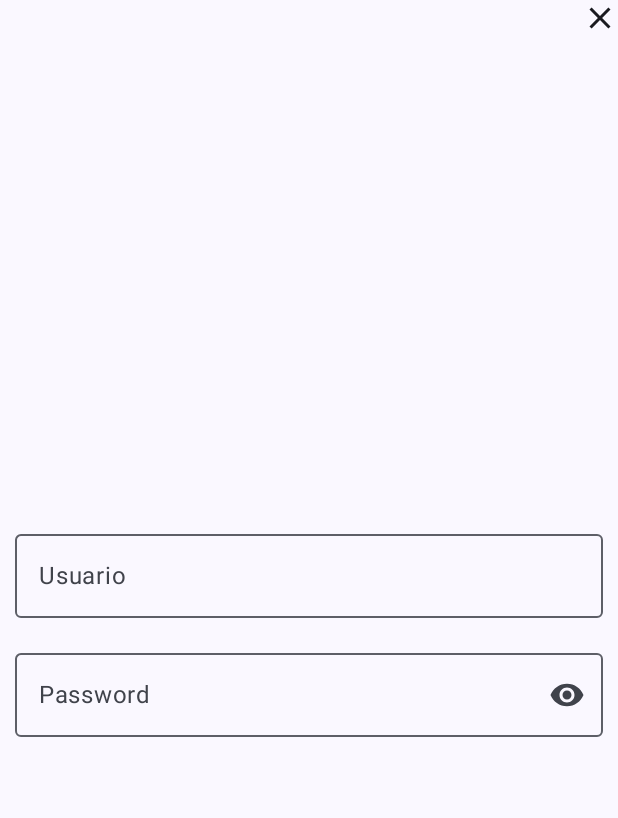
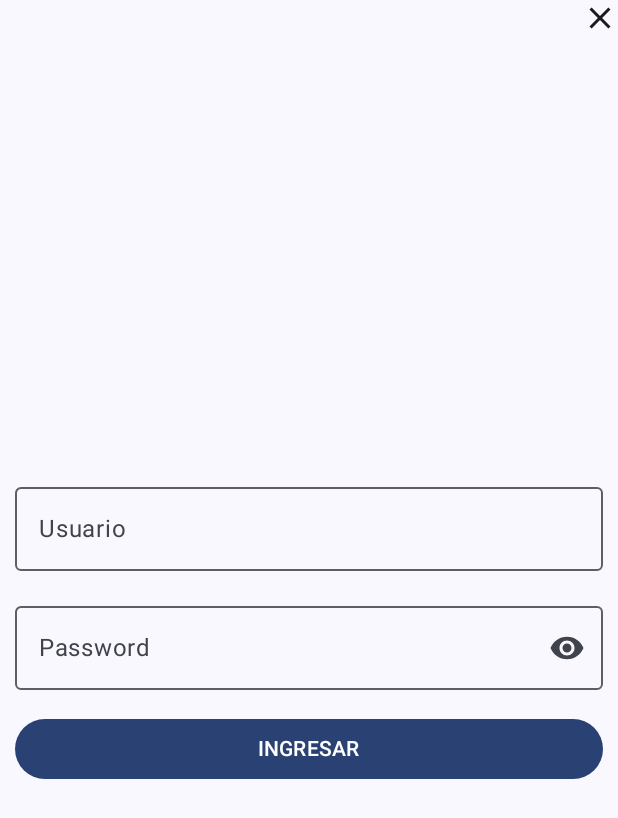
Before and after one commit to AplicacionesMoviles2/appbasicmvvm, an Android app built with Jetpack Compose: the screen it shows after launch (MainActivity), on a phone screen of 412 x 824 dp. Shown: the top 818 px of the screen. Run offline under Robolectric (Android 15) with nearby library versions, the phone set to English and light mode, and no system bars; our stand-ins replace livedata-compose.

Commit message:
diseño terminado

```diff
--- a/app/src/main/java/pe/idat/appbasicmvvm/auth/AuthScreen.kt
+++ b/app/src/main/java/pe/idat/appbasicmvvm/auth/AuthScreen.kt
@@ -14,6 +14,7 @@ import androidx.compose.material.icons.Icons
 import androidx.compose.material.icons.filled.Close
 import androidx.compose.material.icons.filled.Visibility
 import androidx.compose.material.icons.filled.VisibilityOff
+import androidx.compose.material3.Button
 import androidx.compose.material3.Icon
 import androidx.compose.material3.IconButton
 import androidx.compose.material3.OutlinedTextField
@@ -59,12 +60,14 @@ fun header(modifier: Modifier) {
 @Composable
 fun body(modifier: Modifier, authViewModel: AuthViewModel) {
     val usuario:String by authViewModel.usuario.observeAsState(initial = "")
+    val password:String by authViewModel.password.observeAsState(initial = "")
     Column(modifier.padding(start = 10.dp, end = 10.dp)) {
         Spacer(Modifier.size(15.dp))
-        txtusuario(usuario) { authViewModel.onLoginValueChanged(it) }
+        txtusuario(usuario) { authViewModel.onLoginValueChanged(it, password) }
         Spacer(Modifier.size(15.dp))
-        txtpassword(usuario) { authViewModel.onLoginValueChanged(it) }
-
+        txtpassword(password) { authViewModel.onLoginValueChanged(usuario, it) }
+        Spacer(Modifier.size(15.dp))
+        loginButton()
     }
 }
 
@@ -102,3 +105,11 @@ fun txtpassword(password: String, onTextChanged: (String) -> Unit) {
         } else PasswordVisualTransformation()
     )
 }
+
+@Composable
+fun loginButton(){
+    Button(onClick = { /*TODO*/ },
+        modifier = Modifier.fillMaxWidth()) {
+        Text(text = "INGRESAR")
+    }
+}
```
